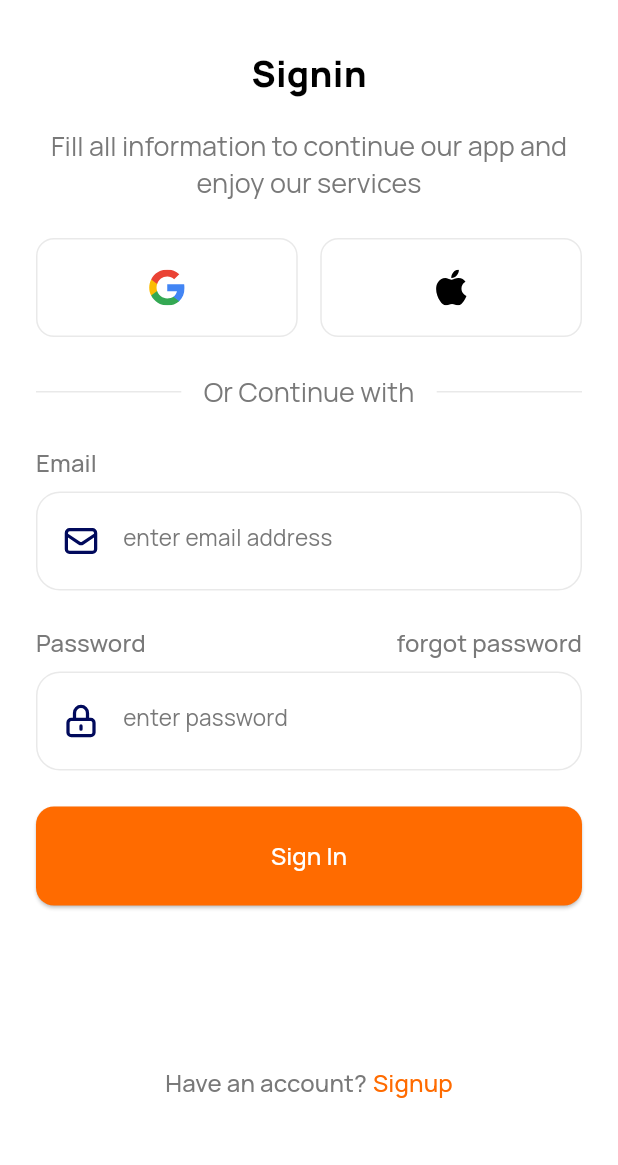
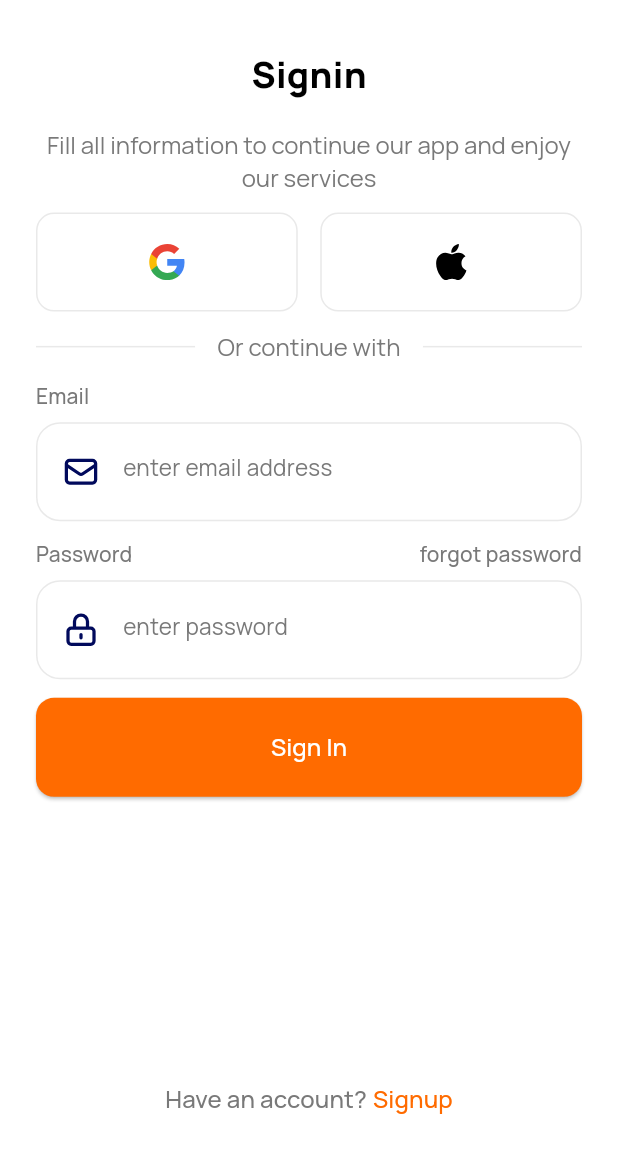
Before and after one commit to amaan-0331/digi_wallet_prototype, a Flutter app: the screen it shows after launch, after a tap on "Skip", after a tap on "Get Started", on a phone screen of 412 x 824 dp, the part 71-1236 px from its top. Run offline on Flutter 3.47's test engine with Material 2 defaults, Android fonts, the phone set to English and light mode, and no system bars; our stand-ins replace dotted_border, flutter_svg, google_fonts, simple_shadow, smooth_page_indicator; generated files the repository leaves out were written again.

Commit message:
feat(fix): Fixing textfield size and adding validators

```diff
--- a/lib/src/auth/views/signin_view.dart
+++ b/lib/src/auth/views/signin_view.dart
@@ -11,8 +11,15 @@ import 'package:flutter/material.dart';
 import 'package:flutter_svg/flutter_svg.dart';
 import 'package:provider/provider.dart';
 
-class SignInView extends StatelessWidget {
+class SignInView extends StatefulWidget {
   const SignInView({super.key});
+
+  @override
+  State<SignInView> createState() => _SignInViewState();
+}
+
+class _SignInViewState extends State<SignInView> {
+  final formKey = GlobalKey<FormState>();
 
   @override
   Widget build(BuildContext context) {
@@ -20,17 +27,19 @@ class SignInView extends StatelessWidget {
     final currentTheme = Provider.of<SettingsController>(context).themeMode;
 
     return Scaffold(
+      resizeToAvoidBottomInset: false,
       body: SafeArea(
         child: Container(
-          padding: const EdgeInsets.symmetric(vertical: 44, horizontal: 24)
-              .copyWith(top: 12),
+          padding: const EdgeInsets.symmetric(horizontal: 24).copyWith(top: 12),
           height: size.height,
           width: size.width,
+          child: Form(
+            key: formKey,
             child: Column(
               children: [
                 //app logo
                 const AppLogo(direction: Axis.horizontal),
-              const SizedBox(height: 24),
+                SizedBox(height: size.height * 0.03),
 
                 //description
                 Column(
@@ -47,18 +56,22 @@ class SignInView extends StatelessWidget {
                     Text(
                       'Fill all information to continue our app and enjoy our services',
                       textAlign: TextAlign.center,
-                    style: Theme.of(context).textTheme.bodyLarge,
+                      style: Theme.of(context)
+                          .textTheme
+                          .bodyLarge
+                          ?.copyWith(fontSize: 16),
                     ),
                   ],
                 ),
-              const SizedBox(height: 24),
+                SizedBox(height: size.height * 0.015),
 
                 // social buttons
                 Row(
                   children: [
                     Expanded(
                       child: SecondaryButton(
-                      buttonWidget: SvgPicture.asset('assets/icons/google.svg'),
+                        buttonWidget:
+                            SvgPicture.asset('assets/icons/google.svg'),
                         buttonFunction: () {},
                         height: 66,
                       ),
@@ -78,7 +91,7 @@ class SignInView extends StatelessWidget {
                     ),
                   ],
                 ),
-              const SizedBox(height: 24),
+                SizedBox(height: size.height * 0.015),
 
                 //divider
                 Row(
@@ -90,8 +103,11 @@ class SignInView extends StatelessWidget {
                       ),
                     ),
                     Text(
-                    'Or Continue with',
-                    style: Theme.of(context).textTheme.bodyLarge,
+                      'Or continue with',
+                      style: Theme.of(context)
+                          .textTheme
+                          .bodyLarge
+                          ?.copyWith(fontSize: 16),
                     ),
                     const Expanded(
                       child: Divider(
@@ -101,15 +117,27 @@ class SignInView extends StatelessWidget {
                     ),
                   ],
                 ),
-              const SizedBox(height: 24),
+                SizedBox(height: size.height * 0.015),
 
                 //email form field
-              const FormTextInput(
+                FormTextInput(
                   labelText: 'Email',
                   iconLocation: 'assets/icons/mail.svg',
                   hintText: 'enter email address',
+                  validatorFunc: (value) {
+                    final isEmailValid =
+                        RegExp(r'^[\w-\.]+@([\w-]+\.)+[\w-]{2,4}$')
+                            .hasMatch(value!);
+                    if (!isEmailValid) {
+                      return 'Email Address Invalid';
+                    } else {
+                      return null;
+                    }
+                  },
+                  inputAction: TextInputAction.next,
+                  inputType: TextInputType.emailAddress,
                 ),
-              const SizedBox(height: 24),
+                SizedBox(height: size.height * 0.015),
 
                 //password form field
                 FormTextInput(
@@ -119,13 +147,23 @@ class SignInView extends StatelessWidget {
                   trailing: Text(
                     'forgot password',
                     style: Theme.of(context).textTheme.labelSmall?.copyWith(
+                          fontSize: 14,
                           color: currentTheme == ThemeMode.light
                               ? AppColors.darkGrey
                               : AppColors.flashWhite,
                         ),
                   ),
+                  validatorFunc: (value) {
+                    final isPasswordValid = (value?.length ?? 0) >= 8;
+                    if (!isPasswordValid) {
+                      return 'Passsword not Valid';
+                    } else {
+                      return null;
+                    }
+                  },
+                  inputType: TextInputType.visiblePassword,
                 ),
-              const SizedBox(height: 24),
+                SizedBox(height: size.height * 0.015),
 
                 //button
                 MainButton(
@@ -136,15 +174,27 @@ class SignInView extends StatelessWidget {
                         .labelSmall
                         ?.copyWith(color: AppColors.white),
                   ),
-                buttonFunction: () => Navigator.push(
+                  buttonFunction: () {
+                    if (formKey.currentState!.validate()) {
+                      // If the form is valid, display a snackbar. In the real world,
+                      // you'd often call a server or save the information in a database.
+                      Navigator.push(
                         context,
                         MaterialPageRoute<Widget>(
                           builder: (context) => const VerificationSuccessView(),
                         ),
+                      );
+                    } else {
+                      ScaffoldMessenger.of(context).showSnackBar(
+                        const SnackBar(
+                          content: Text('Fill all fields properly'),
                         ),
+                      );
+                    }
+                  },
                   size: Size(size.width, 66),
                 ),
-              const Expanded(child: SizedBox()),
+                Expanded(child: SizedBox(height: size.height * 0.015)),
 
                 //signup
                 Row(
@@ -164,7 +214,9 @@ class SignInView extends StatelessWidget {
                     ),
                   ],
                 ),
+                SizedBox(height: size.height * 0.04),
               ],
+            ),
           ),
         ),
       ),
--- a/lib/src/shared/components/form_field.dart
+++ b/lib/src/shared/components/form_field.dart
@@ -39,6 +39,7 @@ class FormTextInput extends StatelessWidget {
             Text(
               labelText,
               style: Theme.of(context).textTheme.labelSmall?.copyWith(
+                    fontSize: 14,
                     color: currentTheme == ThemeMode.light
                         ? AppColors.darkGrey
                         : AppColors.white,
@@ -82,7 +83,12 @@ class FormTextInput extends StatelessWidget {
                 enabledBorder: InputBorder.none,
                 border: InputBorder.none,
                 focusedBorder: InputBorder.none,
-                errorBorder: InputBorder.none,
+                errorBorder: const OutlineInputBorder(
+                  borderSide: BorderSide(color: Colors.transparent),
+                ),
+                focusedErrorBorder: const OutlineInputBorder(
+                  borderSide: BorderSide(color: Colors.transparent),
+                ),
                 hintText: hintText,
                 hintStyle: Theme.of(context).textTheme.bodySmall,
               ),
```
Lines whose indentation alone changed are shown as unchanged.
